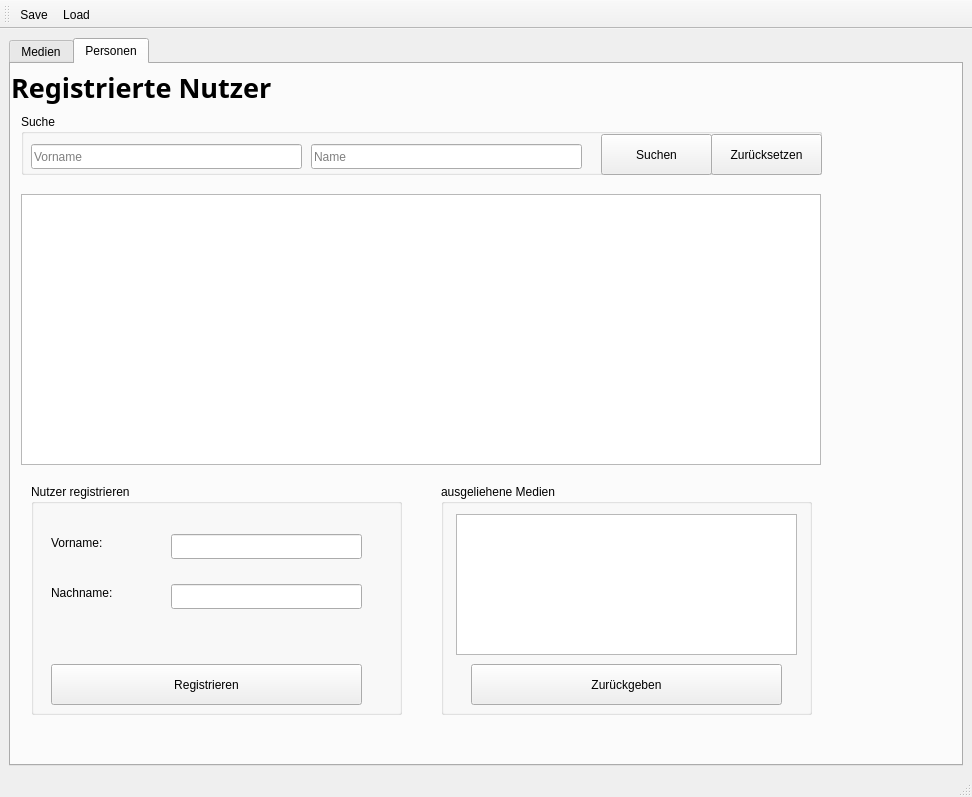
First picture: the form in medienverwaltung.ui, repository SimonFliegel/cpp-beleg, before the edit.
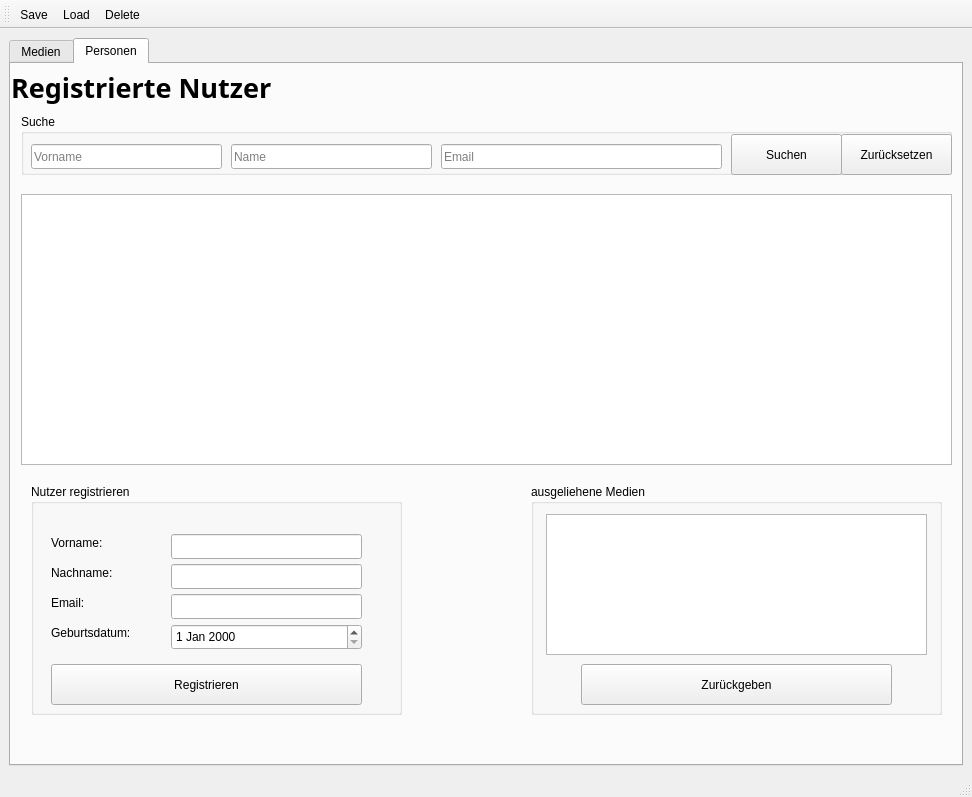
Second picture: the form after the edit. The open tabs and pages were chosen to show the change. Icons and pictures are not drawn.

Commit message: added email, birthdate and updated UI

Patch:
```diff
--- a/medienverwaltung.ui
+++ b/medienverwaltung.ui
@@ -334,7 +334,7 @@
          <rect>
           <x>10</x>
           <y>130</y>
-          <width>800</width>
+          <width>931</width>
           <height>271</height>
          </rect>
         </property>
@@ -381,7 +381,7 @@
          <property name="geometry">
           <rect>
            <x>20</x>
-           <y>100</y>
+           <y>80</y>
            <width>81</width>
            <height>17</height>
           </rect>
@@ -394,7 +394,7 @@
          <property name="geometry">
           <rect>
            <x>140</x>
-           <y>100</y>
+           <y>80</y>
            <width>191</width>
            <height>25</height>
           </rect>
@@ -416,13 +416,62 @@
           <string>Registrieren</string>
          </property>
         </widget>
+        <widget class="QLabel" name="lbl_birthdate">
+         <property name="geometry">
+          <rect>
+           <x>20</x>
+           <y>140</y>
+           <width>101</width>
+           <height>17</height>
+          </rect>
+         </property>
+         <property name="text">
+          <string>Geburtsdatum:</string>
+         </property>
+        </widget>
+        <widget class="QLineEdit" name="lE_registerUser_email">
+         <property name="geometry">
+          <rect>
+           <x>140</x>
+           <y>110</y>
+           <width>191</width>
+           <height>25</height>
+          </rect>
+         </property>
+         <property name="placeholderText">
+          <string/>
+         </property>
+        </widget>
+        <widget class="QLabel" name="lbl_email">
+         <property name="geometry">
+          <rect>
+           <x>20</x>
+           <y>110</y>
+           <width>67</width>
+           <height>17</height>
+          </rect>
+         </property>
+         <property name="text">
+          <string>Email:</string>
+         </property>
+        </widget>
+        <widget class="QDateEdit" name="dE_registerUser_birthdate">
+         <property name="geometry">
+          <rect>
+           <x>140</x>
+           <y>140</y>
+           <width>191</width>
+           <height>26</height>
+          </rect>
+         </property>
+        </widget>
        </widget>
        <widget class="QGroupBox" name="gB_lentMedia">
         <property name="geometry">
          <rect>
-          <x>430</x>
+          <x>520</x>
           <y>420</y>
-          <width>371</width>
+          <width>411</width>
           <height>231</height>
          </rect>
         </property>
@@ -434,7 +483,7 @@
           <rect>
            <x>15</x>
            <y>30</y>
-           <width>341</width>
+           <width>381</width>
            <height>141</height>
           </rect>
          </property>
@@ -445,7 +494,7 @@
         <widget class="QPushButton" name="btn_returnMedia_user">
          <property name="geometry">
           <rect>
-           <x>30</x>
+           <x>50</x>
            <y>180</y>
            <width>311</width>
            <height>41</height>
@@ -461,7 +510,7 @@
          <rect>
           <x>10</x>
           <y>50</y>
-          <width>801</width>
+          <width>931</width>
           <height>61</height>
          </rect>
         </property>
@@ -473,7 +522,7 @@
           <rect>
            <x>10</x>
            <y>30</y>
-           <width>271</width>
+           <width>191</width>
            <height>25</height>
           </rect>
          </property>
@@ -484,9 +533,9 @@
         <widget class="QLineEdit" name="lE_searchUser_name">
          <property name="geometry">
           <rect>
-           <x>290</x>
+           <x>210</x>
            <y>30</y>
-           <width>271</width>
+           <width>201</width>
            <height>25</height>
           </rect>
          </property>
@@ -497,7 +546,7 @@
         <widget class="QPushButton" name="btn_searchUser">
          <property name="geometry">
           <rect>
-           <x>580</x>
+           <x>710</x>
            <y>20</y>
            <width>111</width>
            <height>41</height>
@@ -510,7 +559,7 @@
         <widget class="QPushButton" name="btn_resetSearchUser">
          <property name="geometry">
           <rect>
-           <x>690</x>
+           <x>820</x>
            <y>20</y>
            <width>111</width>
            <height>41</height>
@@ -520,6 +569,19 @@
           <string>Zurücksetzen</string>
          </property>
         </widget>
+        <widget class="QLineEdit" name="lE_searchUser_email">
+         <property name="geometry">
+          <rect>
+           <x>420</x>
+           <y>30</y>
+           <width>281</width>
+           <height>25</height>
+          </rect>
+         </property>
+         <property name="placeholderText">
+          <string>Email</string>
+         </property>
+        </widget>
        </widget>
       </widget>
      </widget>
@@ -549,6 +611,7 @@
    </attribute>
    <addaction name="actionSave"/>
    <addaction name="actionLoad"/>
+   <addaction name="actionDelete"/>
   </widget>
   <action name="actionSave">
    <property name="icon">
@@ -573,6 +636,21 @@
    </property>
    <property name="toolTip">
     <string>Load data from files</string>
+   </property>
+   <property name="shortcut">
+    <string>Ctrl+L</string>
+   </property>
+  </action>
+  <action name="actionDelete">
+   <property name="icon">
+    <iconset resource="resources.qrc">
+     <normaloff>:/img/delete.png</normaloff>:/img/delete.png</iconset>
+   </property>
+   <property name="text">
+    <string>Delete</string>
+   </property>
+   <property name="shortcut">
+    <string>Ctrl+D</string>
    </property>
   </action>
  </widget>
```
Left out of the diff: 24 changed lines with no effect on the pictures. The commit also changes 6 other files.
